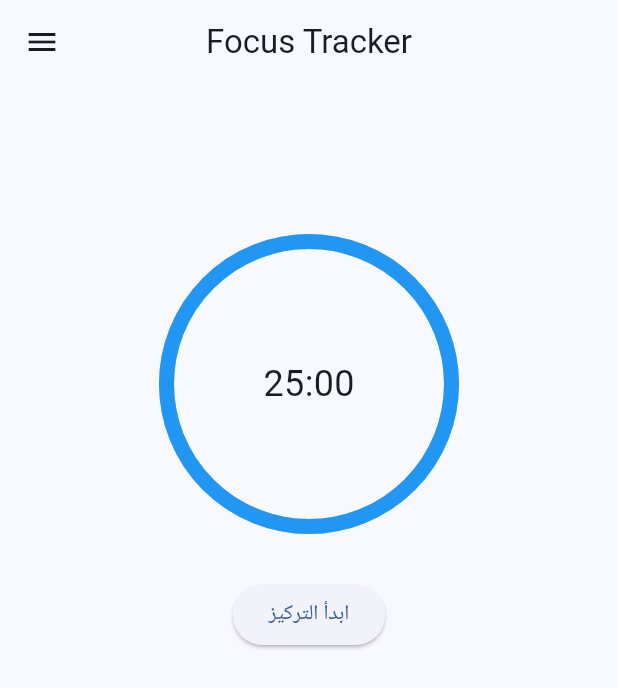
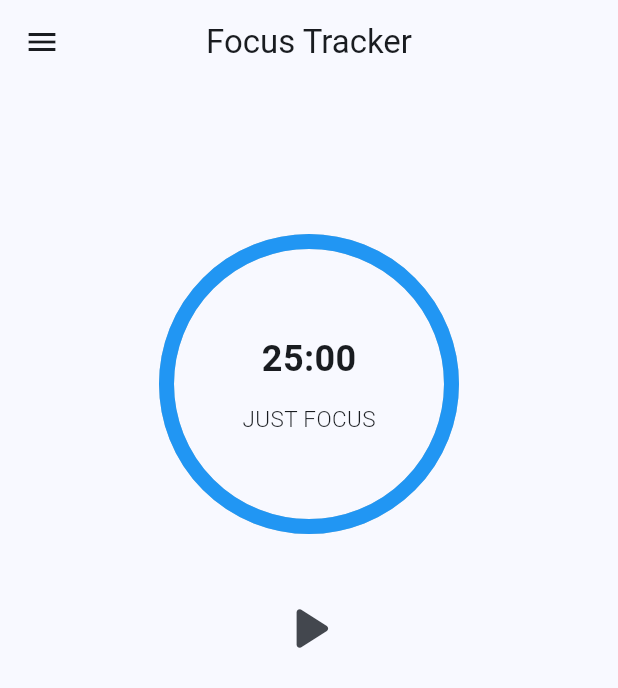
Before and after one commit to AhmadMahdaly/Focus_tracker, a Flutter app: the screen it shows after launch, on a phone screen of 412 x 824 dp. Shown: the top 688 px of the screen. Run offline on Flutter 3.47's test engine with Material 3 defaults, Android fonts, the phone set to English and light mode, and no system bars; drawn by our look-alikes of percent_indicator; our stand-ins replace audioplayers, fl_chart, flutter_local_notifications, hive, hive_flutter, permission_handler; accounts and stored records are empty.

Commit message:
Enhance HomeScreen UI with updated timer display and localized text changes

```diff
--- a/lib/screens/home_screen.dart
+++ b/lib/screens/home_screen.dart
@@ -140,9 +140,25 @@ class _HomeScreenState extends State<HomeScreen> {
 
               ///1500
               percent: _seconds / 1500,
-              center: Text(
-                _formatTime(_seconds),
-                style: const TextStyle(fontSize: 24),
+              center: Column(
+                spacing: 12,
+                mainAxisAlignment: MainAxisAlignment.center,
+                children: [
+                  Text(
+                    _formatTime(_seconds),
+                    style: const TextStyle(
+                      fontSize: 24,
+                      fontWeight: FontWeight.bold,
+                    ),
+                  ),
+                  Text(
+                    'JUST FOCUS',
+                    style: const TextStyle(
+                      fontSize: 15,
+                      fontWeight: FontWeight.w300,
+                    ),
+                  ),
+                ],
               ),
               restartAnimation: true,
               progressColor: Colors.blue,
@@ -150,21 +166,15 @@ class _HomeScreenState extends State<HomeScreen> {
             const SizedBox(height: 30),
             _isRunning
                 ? Center(
-                  child: ElevatedButton(
-                    style: ElevatedButton.styleFrom(
-                      // backgroundColor: Colors.white,
-                    ),
+                  child: IconButton(
                     onPressed: _resetTimer,
-                    child: const Text("إنهاء الجلسة"),
+                    icon: Icon(Icons.stop_rounded, size: 50),
                   ),
                 )
                 : Center(
-                  child: ElevatedButton(
-                    style: ElevatedButton.styleFrom(
-                      // backgroundColor: Colors.white,
-                    ),
+                  child: IconButton(
                     onPressed: _startTimer,
-                    child: const Text("ابدأ التركيز"),
+                    icon: Icon(Icons.play_arrow_rounded, size: 50),
                   ),
                 ),
           ],
@@ -187,7 +197,7 @@ class _HomeScreenState extends State<HomeScreen> {
             ),
             ListTile(
               leading: Icon(Icons.task_alt_outlined),
-              title: Text("المهام"),
+              title: Text("Tasks"),
               onTap: () {
                 Navigator.push(
                   context,
@@ -197,7 +207,7 @@ class _HomeScreenState extends State<HomeScreen> {
             ),
             ListTile(
               leading: Icon(Icons.analytics_outlined),
-              title: Text("الإحصائيات"),
+              title: Text("Statistics"),
               onTap: () {
                 Navigator.push(
                   context,
@@ -207,7 +217,7 @@ class _HomeScreenState extends State<HomeScreen> {
             ),
             ListTile(
               leading: Icon(Icons.star_border_rounded),
-              title: Text("الإنجازات"),
+              title: Text("Achievements"),
               onTap: () {
                 Navigator.push(
                   context,
@@ -217,7 +227,7 @@ class _HomeScreenState extends State<HomeScreen> {
             ),
             ListTile(
               leading: Icon(Icons.settings),
-              title: Text("الإعدادات"),
+              title: Text("Settings"),
               onTap: () {
                 Navigator.push(
                   context,
```
